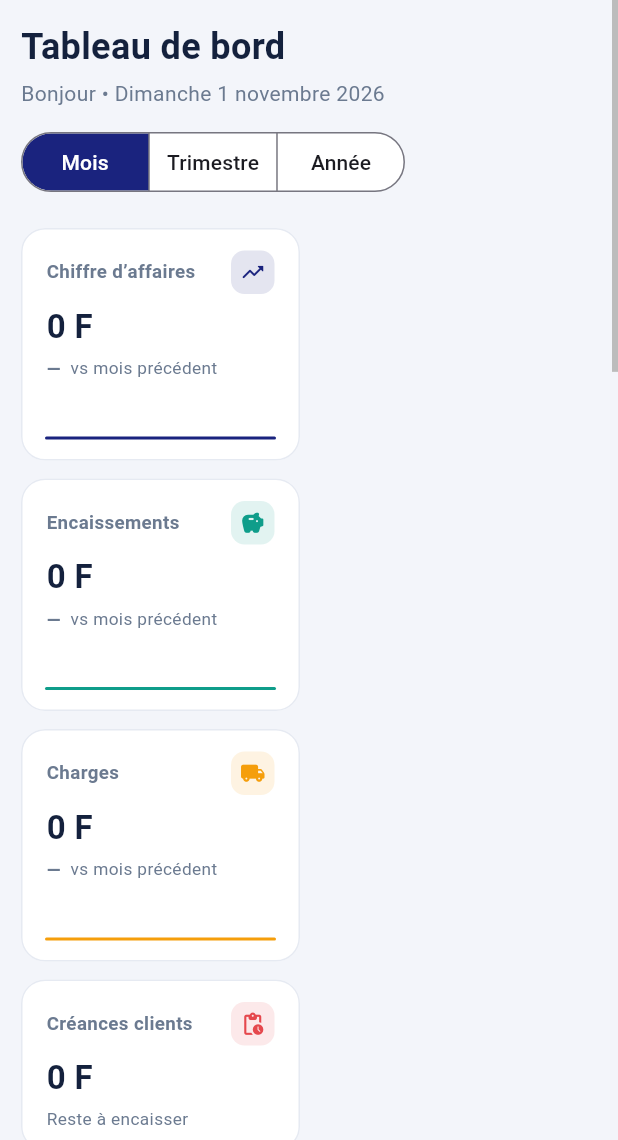
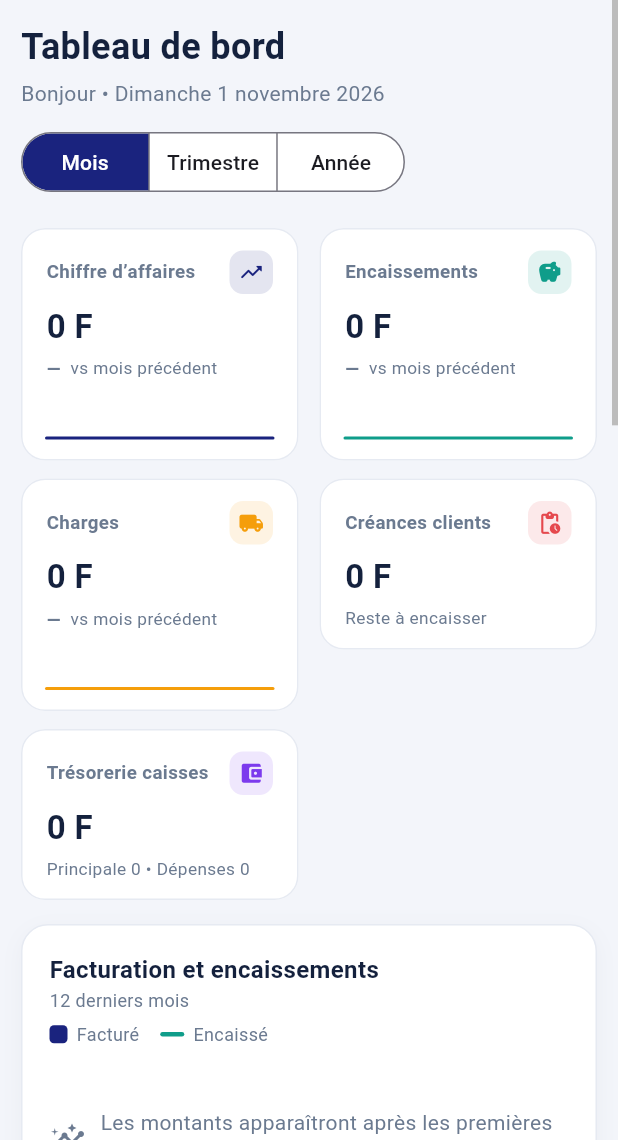
Before and after one commit to Doumbia1998/stt-erp, a Flutter app: the MainNavigationPage screen opened directly, on a phone screen of 412 x 824 dp, the part 96-1236 px from its top. Run offline on Flutter 3.47's test engine with Material 3 defaults, Android fonts, the phone set to English and light mode, and no system bars; our stand-ins replace file_picker, pdf, printing, web; missing offline and left inert: dart:js_interop; accounts and stored records are empty.

Commit message:
Tableau de bord mobile : deux indicateurs par ligne
Co-Authored-By: Claude Opus 5.5 <noreply@anthropic.com>

```diff
--- a/lib/pages/tableau_de_bord_page.dart
+++ b/lib/pages/tableau_de_bord_page.dart
@@ -214,7 +214,9 @@ class _HomePageState extends State<HomePage> {
           final compact = constraints.maxWidth < 900;
           final pad = compact ? 14.0 : 26.0;
           final width = math.min(constraints.maxWidth, 1440.0) - pad * 2;
-          final kpiWidth = compact ? (width - 12) / 2 : (width - 4 * 14) / 5;
+          final kpiWidth = compact
+              ? ((width - 14) / 2).floorToDouble()
+              : ((width - 4 * 14) / 5).floorToDouble();
           return Scrollbar(
             thumbVisibility: true,
             child: SingleChildScrollView(
```
Also changed, not shown: 1 other file.
